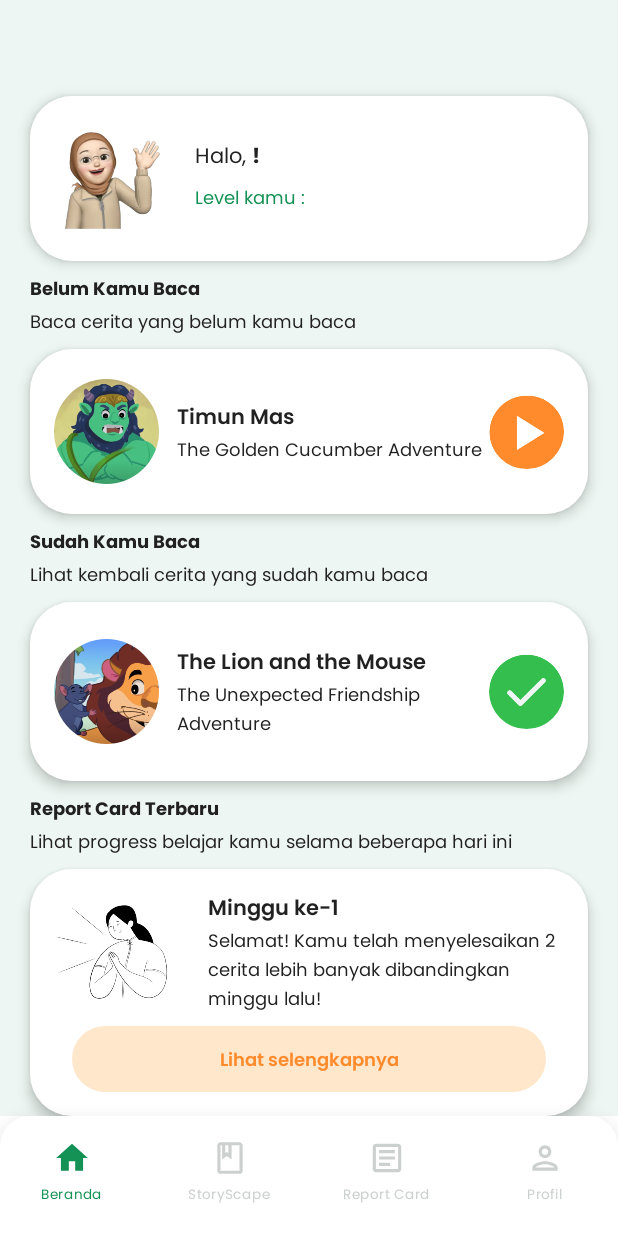
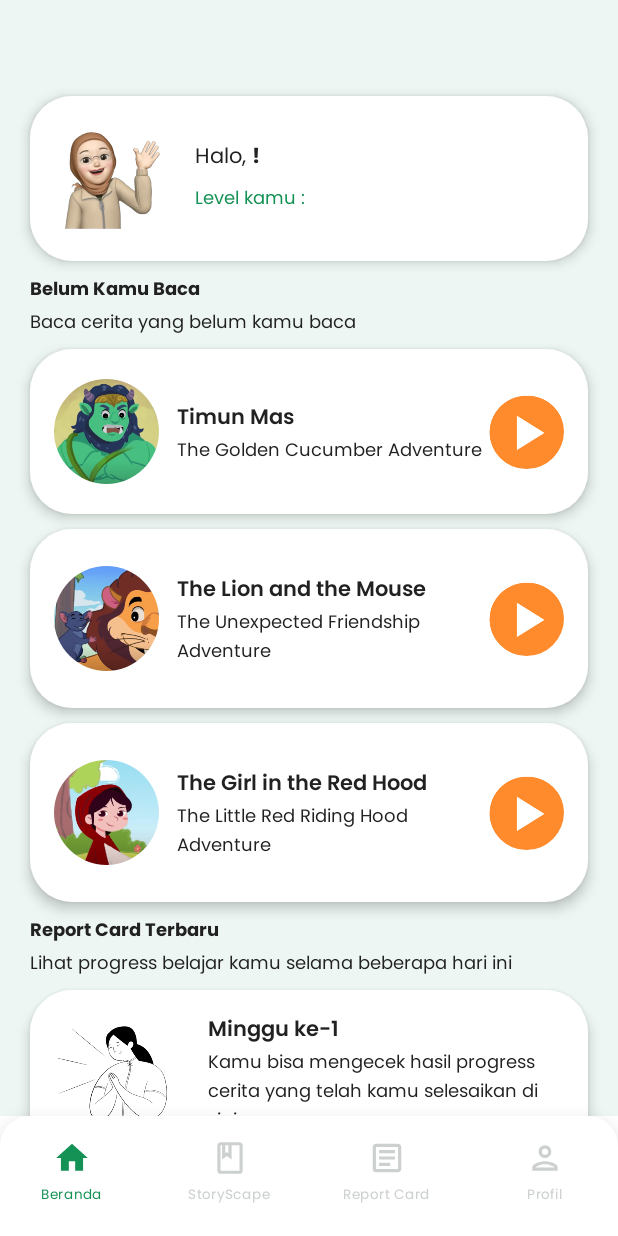
Before and after one commit to JamesKun21/lingoplay-app, an Android app built with Jetpack Compose: the TalkTaleNavgraph screen opened through its navigation route, on a phone screen of 412 x 824 dp. Run offline under Robolectric (Android 15) with nearby library versions, the phone set to English and light mode, and no system bars; our stand-ins replace Dagger/Hilt's generated code, Firebase (no records; nobody signed in at launch, a user with empty details on screens opened directly), Shimmer; libraries missing offline, so code that uses them is left out: com.google.ai.client.

Commit message:
update home screen

```diff
--- a/app/src/main/java/com/alexius/talktale/presentation/home_screen/HomeScreen.kt
+++ b/app/src/main/java/com/alexius/talktale/presentation/home_screen/HomeScreen.kt
@@ -152,7 +152,7 @@ fun HomeScreen(
             )
 
             Spacer(modifier = modifier.height(10.dp))
-
+/*
             Column(
                 modifier = modifier.fillMaxWidth()
             ) {
@@ -169,13 +169,24 @@ fun HomeScreen(
                 )
             }
 
-            Spacer(modifier = modifier.height(10.dp))
+            Spacer(modifier = modifier.height(10.dp))*/
 
             StoryCard(
                 imageDrawable = R.drawable.lion,
                 title = "The Lion and the Mouse",
                 description = "The Unexpected Friendship Adventure",
-                completed = true,
+                completed = false,
+                locked = false,
+                onClickPlay = onClickStoryCard
+            )
+
+            Spacer(modifier = modifier.height(10.dp))
+
+            StoryCard(
+                imageDrawable = com.alexius.core.R.drawable.red_hood,
+                title = "The Girl in the Red Hood",
+                description = "The Little Red Riding Hood Adventure",
+                completed = false,
                 locked = false,
                 onClickPlay = onClickStoryCard
             )
--- a/app/src/main/java/com/alexius/talktale/presentation/home_screen/components/ProgressCard.kt
+++ b/app/src/main/java/com/alexius/talktale/presentation/home_screen/components/ProgressCard.kt
@@ -73,7 +73,7 @@ fun ProgressCard(
                     Spacer(modifier = modifier.height(4.dp))
 
                     Text(
-                        text = "Selamat! Kamu telah menyelesaikan 2 cerita lebih banyak dibandingkan minggu lalu!",
+                        text = "Kamu bisa mengecek hasil progress cerita yang telah kamu selesaikan di sini",
                         style = MaterialTheme.typography.labelSmall
                     )
                 }
```
